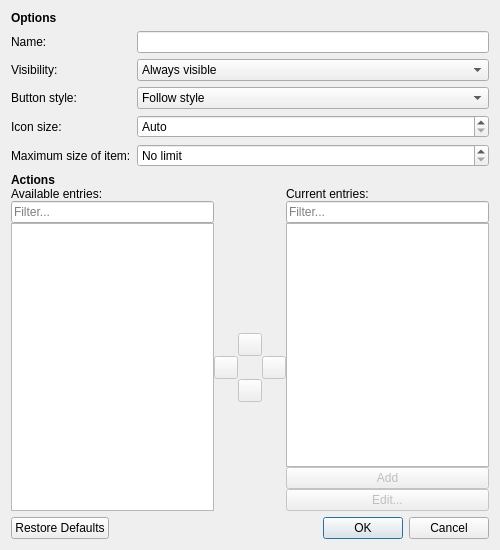
OtterBrowser/otter-browser, file src/ui/ToolBarDialog.ui: the form before one commit.
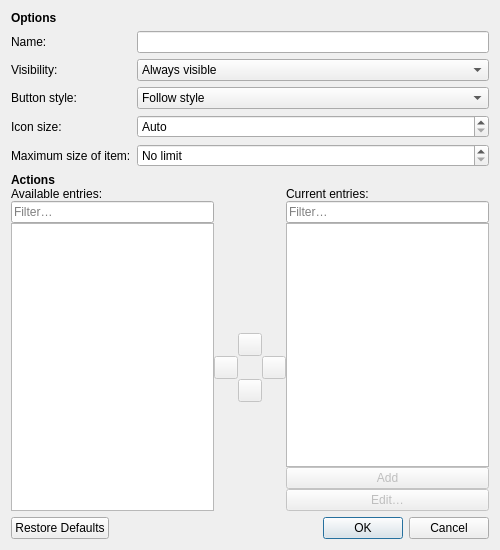
The form after the commit. Custom widgets are drawn as their Qt base class.

```diff
--- a/src/ui/ToolBarDialog.ui
+++ b/src/ui/ToolBarDialog.ui
@@ -226,7 +226,7 @@
              <bool>false</bool>
             </property>
             <property name="text">
-             <string>Edit...</string>
+             <string>Edit…</string>
             </property>
            </widget>
           </item>
@@ -353,7 +353,7 @@
         <item row="2" column="0">
          <widget class="QLineEdit" name="availableEntriesFilterLineEdit">
           <property name="placeholderText">
-           <string>Filter...</string>
+           <string>Filter…</string>
           </property>
           <property name="clearButtonEnabled">
            <bool>true</bool>
@@ -363,7 +363,7 @@
         <item row="2" column="2">
          <widget class="QLineEdit" name="currentEntriesFilterLineEdit">
           <property name="placeholderText">
-           <string>Filter...</string>
+           <string>Filter…</string>
           </property>
           <property name="clearButtonEnabled">
            <bool>true</bool>
```
